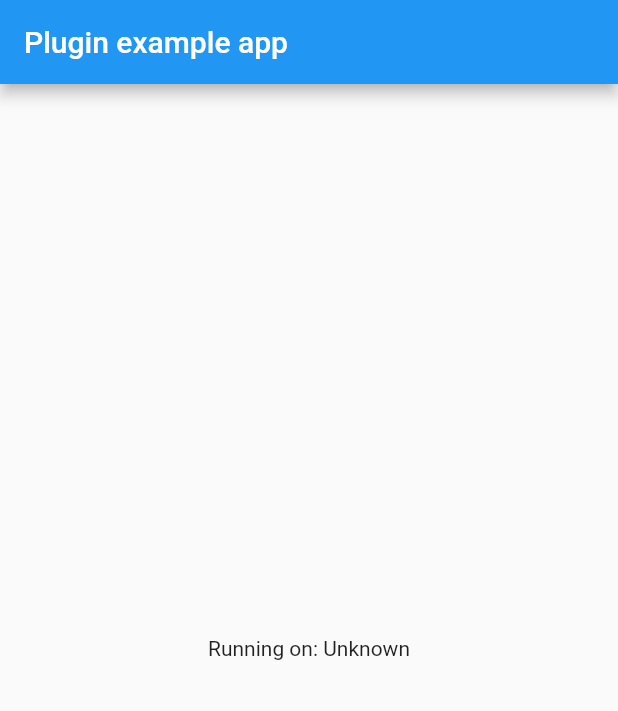
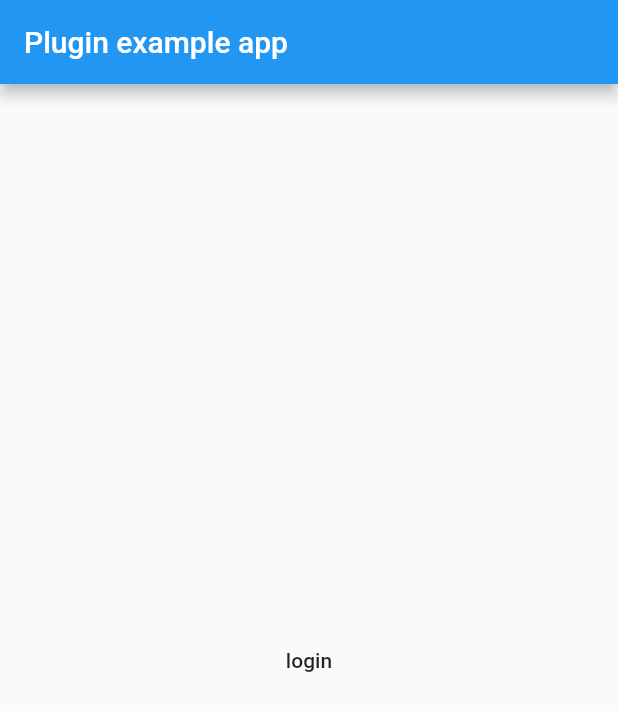
Before and after one commit to torico-tokyo/flutter-torico-id-login, a Flutter app: the screen it shows after launch, on a phone screen of 412 x 824 dp. Shown: the top 711 px of the screen. Run offline on Flutter 3.47's test engine with Material 2 defaults, Android fonts, the phone set to English and light mode, and no system bars.

Commit message:
add sample code

```diff
--- a/example/lib/main.dart
+++ b/example/lib/main.dart
@@ -1,7 +1,4 @@
 import 'package:flutter/material.dart';
-import 'dart:async';
-
-import 'package:flutter/services.dart';
 import 'package:flutter_torico_id_login/flutter_torico_id_login.dart';
 
 void main() {
@@ -14,34 +11,6 @@ class MyApp extends StatefulWidget {
 }
 
 class _MyAppState extends State<MyApp> {
-  String _platformVersion = 'Unknown';
-
-  @override
-  void initState() {
-    super.initState();
-    initPlatformState();
-  }
-
-  // Platform messages are asynchronous, so we initialize in an async method.
-  Future<void> initPlatformState() async {
-    String platformVersion;
-    // Platform messages may fail, so we use a try/catch PlatformException.
-    try {
-      platformVersion = await FlutterToricoIdLogin.platformVersion;
-    } on PlatformException {
-      platformVersion = 'Failed to get platform version.';
-    }
-
-    // If the widget was removed from the tree while the asynchronous platform
-    // message was in flight, we want to discard the reply rather than calling
-    // setState to update our non-existent appearance.
-    if (!mounted) return;
-
-    setState(() {
-      _platformVersion = platformVersion;
-    });
-  }
-
   @override
   Widget build(BuildContext context) {
     return MaterialApp(
@@ -50,7 +19,16 @@ class _MyAppState extends State<MyApp> {
           title: const Text('Plugin example app'),
         ),
         body: Center(
-          child: Text('Running on: $_platformVersion\n'),
+          child: FlatButton(
+            child: Text('login'),
+            onPressed: () {
+              final toricoIdLogin = ToricoIdLogin(
+                url: 'XXXXX',
+                redirectURI: 'example://',
+              );
+              toricoIdLogin.login();
+            },
+          ),
         ),
       ),
     );
```
